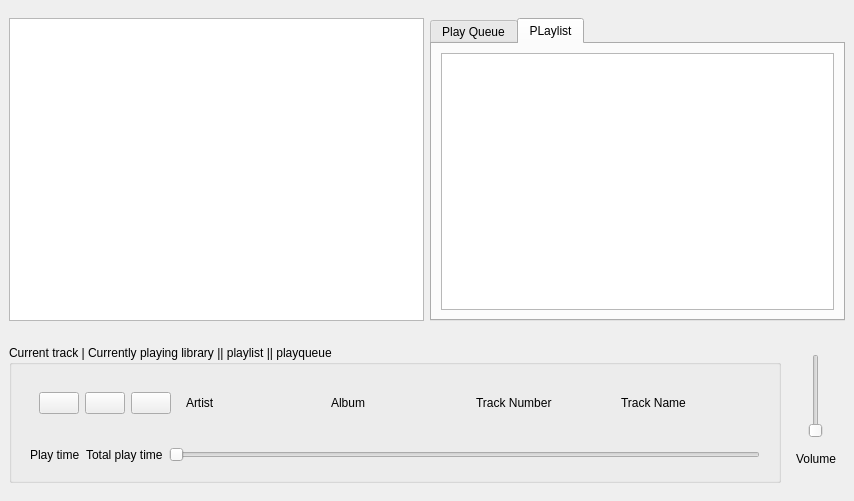
Old version of the form mainwindow2.ui in the repository Siosm/cmus-qt-front-end.
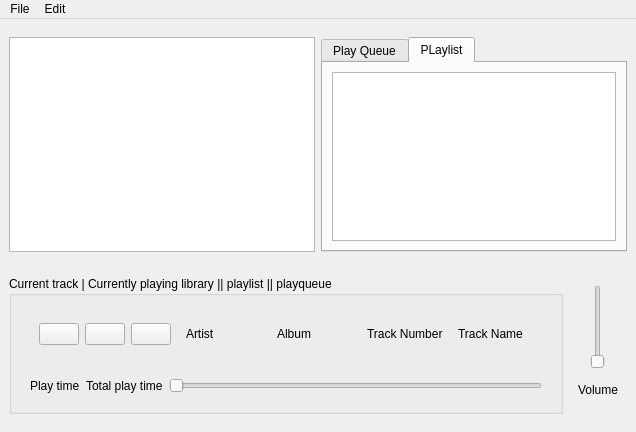
New version of the form.

Commit message: Adding concept buttons in first UI design. Second UI design is to be a simple VLC-like UI

Diff of the .ui file:
```diff
--- a/mainwindow2.ui
+++ b/mainwindow2.ui
@@ -6,8 +6,8 @@
    <rect>
     <x>0</x>
     <y>0</y>
-    <width>854</width>
-    <height>501</height>
+    <width>636</width>
+    <height>432</height>
    </rect>
   </property>
   <property name="windowTitle">
@@ -265,10 +265,25 @@
     <rect>
      <x>0</x>
      <y>0</y>
-     <width>854</width>
+     <width>636</width>
      <height>21</height>
     </rect>
    </property>
+   <widget class="QMenu" name="menuFile">
+    <property name="title">
+     <string>File</string>
+    </property>
+    <addaction name="actionQuit"/>
+    <addaction name="actionQuit_2"/>
+   </widget>
+   <widget class="QMenu" name="menuEdit">
+    <property name="title">
+     <string>Edit</string>
+    </property>
+    <addaction name="actionSettingqs"/>
+   </widget>
+   <addaction name="menuFile"/>
+   <addaction name="menuEdit"/>
   </widget>
  </widget>
  <resources/>
```
Left out of the diff: 15 changed lines with no effect on the pictures. The commit also changes 2 other files.
